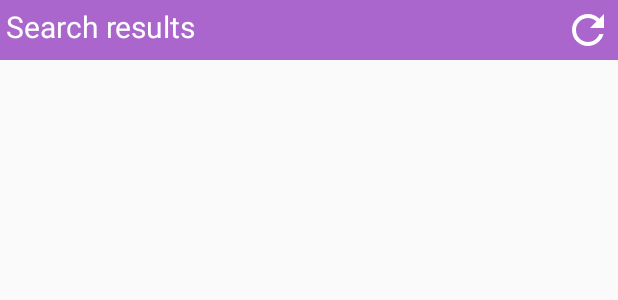
After one commit to teiser204/vgames, an Android app: the layout activity_results.xml on its own in the app's theme, with its tools: preview values and no code run, on a phone screen of 412 x 824 dp. The commit adds this screen. Shown: the top 300 px of the screen. Run offline under Robolectric (Android 15) with nearby library versions, the phone set to English and light mode, and no system bars.

Commit message:
Add search results fragments and activity

```diff
--- a/android/app/src/main/java/gr/artibet/vgames/FragmentCompanies.java
+++ b/android/app/src/main/java/gr/artibet/vgames/FragmentCompanies.java
@@ -138,9 +138,9 @@ public class FragmentCompanies extends Fragment {
                 Company company = companyList.get(position);
 
                 // Build filter part of url
-                Intent intent = new Intent(getActivity(), SearchableActivity.class);
+                Intent intent = new Intent(getActivity(), ResultsActivity.class);
                 intent.putExtra("ID", company.getId());
-                intent.putExtra("DESC", company.getDesc());
+                intent.putExtra("TITLE", getResources().getString(R.string.company_title) + ": " + company.getDesc());
                 startActivity(intent);
 
             }
--- a/android/app/src/main/java/gr/artibet/vgames/FragmentFeatures.java
+++ b/android/app/src/main/java/gr/artibet/vgames/FragmentFeatures.java
@@ -137,9 +137,9 @@ public class FragmentFeatures extends Fragment {
                 Feature feature = featureList.get(position);
 
                 // Build filter part of url
-                Intent intent = new Intent(getActivity(), SearchableActivity.class);
+                Intent intent = new Intent(getActivity(), ResultsActivity.class);
                 intent.putExtra("ID", feature.getId());
-                intent.putExtra("DESC", feature.getDesc());
+                intent.putExtra("TITLE", getResources().getString(R.string.feature_title) + ": " + feature.getDesc());
                 startActivity(intent);
             }
         });
--- a/android/app/src/main/java/gr/artibet/vgames/FragmentGenre.java
+++ b/android/app/src/main/java/gr/artibet/vgames/FragmentGenre.java
@@ -138,9 +138,9 @@ public class FragmentGenre extends Fragment {
                 Genre genre = genreList.get(position);
 
                 // Build filter part of url
-                Intent intent = new Intent(getActivity(), SearchableActivity.class);
+                Intent intent = new Intent(getActivity(), ResultsActivity.class);
                 intent.putExtra("ID", genre.getId());
-                intent.putExtra("DESC", genre.getDesc());
+                intent.putExtra("TITLE", getResources().getString(R.string.genre_title) + ": " + genre.getDesc());
                 startActivity(intent);
 
             }
--- a/android/app/src/main/java/gr/artibet/vgames/FragmentLanguages.java
+++ b/android/app/src/main/java/gr/artibet/vgames/FragmentLanguages.java
@@ -138,9 +138,9 @@ public class FragmentLanguages extends Fragment {
                 Language language = languageList.get(position);
 
                 // Build filter part of url
-                Intent intent = new Intent(getActivity(), SearchableActivity.class);
+                Intent intent = new Intent(getActivity(), ResultsActivity.class);
                 intent.putExtra("ID", language.getId());
-                intent.putExtra("DESC", language.getDesc());
+                intent.putExtra("TITLE", getResources().getString(R.string.language_title) + ": " + language.getDesc());
                 startActivity(intent);
             }
         });
--- a/android/app/src/main/java/gr/artibet/vgames/models/Feature.java
+++ b/android/app/src/main/java/gr/artibet/vgames/models/Feature.java
@@ -3,12 +3,10 @@ package gr.artibet.vgames.models;
 public class Feature {
 
     // Class members
-
     private int id;
     private String desc;
 
-    // Constructors
-
+    // Constructor
     public Feature(int id, String desc) {
         this.id = id;
         this.desc = desc;
--- /dev/null
+++ b/android/app/src/main/res/layout/activity_results.xml
@@ -0,0 +1,43 @@
+<?xml version="1.0" encoding="utf-8"?>
+<LinearLayout xmlns:android="http://schemas.android.com/apk/res/android"
+    android:orientation="vertical" android:layout_width="match_parent"
+    android:layout_height="match_parent">
+
+    <RelativeLayout
+        android:layout_width="match_parent"
+        android:layout_height="wrap_content"
+        android:focusable="true"
+        android:background="@android:color/holo_purple">>
+
+        <TextView
+            android:id="@+id/results_title"
+            android:layout_width="wrap_content"
+            android:layout_height="wrap_content"
+            android:gravity="center_vertical"
+            android:padding="4dp"
+            android:text="Search results"
+            android:textColor="@android:color/white"
+            android:textSize="20sp" />
+
+        <ImageView
+            android:id="@+id/refreshResultButton"
+            android:layout_width="40dp"
+            android:layout_height="40dp"
+            android:padding="4dp"
+            android:src="@drawable/ic_refresh"
+            android:layout_alignParentRight="true"
+            android:layout_alignParentEnd="true"
+            android:foreground="?android:attr/selectableItemBackground"/>
+
+    </RelativeLayout>
+
+    <FrameLayout
+        android:id="@+id/fragment_container"
+        android:layout_width="match_parent"
+        android:layout_height="match_parent"
+        android:layout_margin="16dp">
+
+    </FrameLayout>
+
+
+</LinearLayout>
--- a/android/app/src/main/res/values/strings.xml
+++ b/android/app/src/main/res/values/strings.xml
@@ -26,4 +26,10 @@
     <string name="platform_fetch_error">Error fetching platform list</string>
     <string name="language_list">Game languages</string>
     <string name="language_fetch_error">Error fetching language list</string>
+    <string name="no_results_text">No games found to meet search criteria!</string>
+    <string name="genre_title">Genre</string>
+    <string name="feature_title">Feature</string>
+    <string name="company_title">Company</string>
+    <string name="platform_title">Platform</string>
+    <string name="language_title">Language</string>
 </resources>
```
Also changed, not shown: android/app/src/main/AndroidManifest.xml (+5 -2 lines), android/app/src/main/java/gr/artibet/vgames/FragmentPlatforms.java (+4 -4 lines), android/app/src/main/java/gr/artibet/vgames/MainActivity.java (+4 -4 lines), android/app/src/main/java/gr/artibet/vgames/NoResultsFragment.java (added, +26 -0 lines), android/app/src/main/java/gr/artibet/vgames/ResultsActivity.java (added, +62 -0 lines), android/app/src/main/java/gr/artibet/vgames/ResultsFragment.java (added, +33 -0 lines), android/app/src/main/java/gr/artibet/vgames/api/GameAPI.java (added, +13 -0 lines), android/app/src/main/java/gr/artibet/vgames/models/Gallery.java (added, +22 -0 lines), android/app/src/main/java/gr/artibet/vgames/models/Game.java (added, +160 -0 lines), android/app/src/main/res/layout/fragment_no_results.xml (added, +27 -0 lines), android/app/src/main/res/layout/fragment_results.xml (added, +16 -0 lines), 3 other files.
